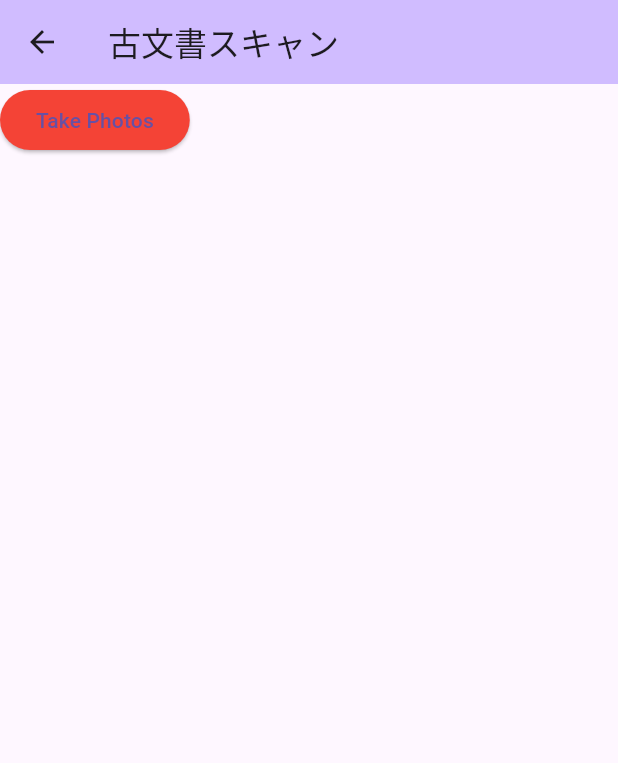
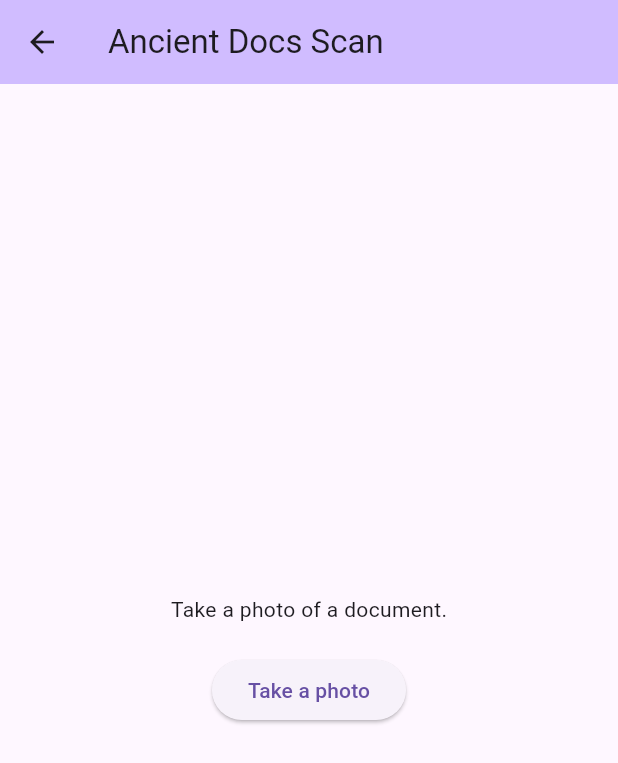
Before and after one commit to JunFuruya/stone_monument_scanner, a Flutter app: the AncientDocumentsTop screen opened by its route, on a phone screen of 412 x 824 dp. Shown: the top 763 px of the screen. Run offline on Flutter 3.47's test engine with Material 3 defaults, Android fonts, the phone set to English and light mode, and no system bars; our stand-ins replace flutter_dotenv, image_picker.

Commit message:
古文書スキャン画面の修正および画像の保存処理を修正

```diff
--- a/flutter/lib/l10n/app_en.arb
+++ b/flutter/lib/l10n/app_en.arb
@@ -1,10 +1,13 @@
 {
   "@@locale":"en",
   "app_title": "Stone Monument Scanner (alpha version)",
-  "startup_logo": "スプラッシュ",
-  "startup_splash": "スプラッシュ",
-  "startup_home": "ホーム",
+  "startup_logo": "Logo",
+  "startup_splash": "Splash",
+  "startup_home": "Home",
   "ancient_documents_top": "Ancient Docs Scan",
   "ancient_documents_camera": "",
-  "button_camera_invoke": "Take Photos"
+  "message_no_photo_taken": "Take a photo of a document.",
+  "button_camera_invoke": "Take a photo",
+  "button_save_photo": "Save this photo",
+  "button_analyze_photo": "Analyze this photo"
 }
--- a/flutter/lib/l10n/app_ja.arb
+++ b/flutter/lib/l10n/app_ja.arb
@@ -6,5 +6,8 @@
   "startup_home": "ホーム",
   "ancient_documents_top": "古文書スキャン",
   "ancient_documents_camera": "",
-  "button_camera_invoke": "カメラ起動"
+  "message_no_photo_taken": "カメラで古文書を撮影してください。",
+  "button_camera_invoke": "カメラを起動する",
+  "button_save_photo": "この写真を保存する",
+  "button_analyze_photo": "この写真を解析する"
 }
--- a/flutter/lib/l10n/app_localizations.dart
+++ b/flutter/lib/l10n/app_localizations.dart
@@ -104,19 +104,19 @@ abstract class AppLocalizations {
   /// No description provided for @startup_logo.
   ///
   /// In en, this message translates to:
-  /// **'スプラッシュ'**
+  /// **'Logo'**
   String get startup_logo;
 
   /// No description provided for @startup_splash.
   ///
   /// In en, this message translates to:
-  /// **'スプラッシュ'**
+  /// **'Splash'**
   String get startup_splash;
 
   /// No description provided for @startup_home.
   ///
   /// In en, this message translates to:
-  /// **'ホーム'**
+  /// **'Home'**
   String get startup_home;
 
   /// No description provided for @ancient_documents_top.
@@ -131,11 +131,29 @@ abstract class AppLocalizations {
   /// **''**
   String get ancient_documents_camera;
 
+  /// No description provided for @message_no_photo_taken.
+  ///
+  /// In en, this message translates to:
+  /// **'Take a photo of a document.'**
+  String get message_no_photo_taken;
+
   /// No description provided for @button_camera_invoke.
   ///
   /// In en, this message translates to:
-  /// **'Take Photos'**
+  /// **'Take a photo'**
   String get button_camera_invoke;
+
+  /// No description provided for @button_save_photo.
+  ///
+  /// In en, this message translates to:
+  /// **'Save this photo'**
+  String get button_save_photo;
+
+  /// No description provided for @button_analyze_photo.
+  ///
+  /// In en, this message translates to:
+  /// **'Analyze this photo'**
+  String get button_analyze_photo;
 }
 
 class _AppLocalizationsDelegate extends LocalizationsDelegate<AppLocalizations> {
--- a/flutter/lib/l10n/app_localizations_en.dart
+++ b/flutter/lib/l10n/app_localizations_en.dart
@@ -12,13 +12,13 @@ class AppLocalizationsEn extends AppLocalizations {
   String get app_title => 'Stone Monument Scanner (alpha version)';
 
   @override
-  String get startup_logo => 'スプラッシュ';
+  String get startup_logo => 'Logo';
 
   @override
-  String get startup_splash => 'スプラッシュ';
+  String get startup_splash => 'Splash';
 
   @override
-  String get startup_home => 'ホーム';
+  String get startup_home => 'Home';
 
   @override
   String get ancient_documents_top => 'Ancient Docs Scan';
@@ -27,5 +27,14 @@ class AppLocalizationsEn extends AppLocalizations {
   String get ancient_documents_camera => '';
 
   @override
-  String get button_camera_invoke => 'Take Photos';
+  String get message_no_photo_taken => 'Take a photo of a document.';
+
+  @override
+  String get button_camera_invoke => 'Take a photo';
+
+  @override
+  String get button_save_photo => 'Save this photo';
+
+  @override
+  String get button_analyze_photo => 'Analyze this photo';
 }
--- a/flutter/lib/l10n/app_localizations_ja.dart
+++ b/flutter/lib/l10n/app_localizations_ja.dart
@@ -27,5 +27,14 @@ class AppLocalizationsJa extends AppLocalizations {
   String get ancient_documents_camera => '';
 
   @override
-  String get button_camera_invoke => 'カメラ起動';
+  String get message_no_photo_taken => 'カメラで古文書を撮影してください。';
+
+  @override
+  String get button_camera_invoke => 'カメラを起動する';
+
+  @override
+  String get button_save_photo => 'この写真を保存する';
+
+  @override
+  String get button_analyze_photo => 'この写真を解析する';
 }
--- a/flutter/lib/main.dart
+++ b/flutter/lib/main.dart
@@ -1,12 +1,13 @@
 import 'package:flutter/material.dart';
+import 'package:flutter_dotenv/flutter_dotenv.dart';
 import 'package:flutter_localizations/flutter_localizations.dart';
 import 'pages/startup.dart';
 import '../l10n/app_localizations.dart';
 import '../routes/routes.dart';
 
 // メイン処理
-void main() {
-  // FIXME envファイルから取得する
+Future<void> main() async {
+  await dotenv.load(fileName: ".env"); // .envファイルを読み込む
   runApp(Application());
 }
 
--- a/flutter/lib/pages/ancient_documents.dart
+++ b/flutter/lib/pages/ancient_documents.dart
@@ -1,40 +1,16 @@
 import 'package:flutter/material.dart';
 import '../l10n/app_localizations.dart';
-import '../states/ancient_documents.dart';
+import '../states/ancient_document_state.dart';
 import '../ui/common_parts.dart';
 
 /// 2-1. 古文書スキャンTOP
 ///
-class AncientDocumentsTop extends StatelessWidget {
-  // コンストラクタ
-  const AncientDocumentsTop({super.key, required title});
-
-  // 画面構築
-  @override
-  Widget build(BuildContext context) {
-    return Scaffold(
-      appBar: CommonParts.getAppBar(context, "古文書スキャン"),
-      body: Container(
-        child: CommonParts.getElevatedButton(
-          context,
-          Colors.red,
-          AppLocalizations.of(context)!.button_camera_invoke,
-          '/ancient_documents/camera',
-          ''
-        ),
-      )
-    );
-  }
-}
-
-/// 2-2. カメラ起動
-///
-class AncientDocumentsCamera extends StatefulWidget {
+class AncientDocumentsTop extends StatefulWidget {
   final String title;
 
   // コンストラクタ
-  const AncientDocumentsCamera({super.key, required this.title});
+  const AncientDocumentsTop({super.key, required this.title});
 
   @override
-  State<AncientDocumentsCamera> createState() => AncientDocumentsCameraState();
+  State<AncientDocumentsTop> createState() => AncientDocumentsTopState();
 }
--- a/flutter/lib/routes/routes.dart
+++ b/flutter/lib/routes/routes.dart
@@ -12,7 +12,6 @@ class Routes {
       '/logo': (BuildContext context) => Home(title: AppLocalizations.of(context)!.startup_home),
       '/splash': (BuildContext context) => Splash(title: AppLocalizations.of(context)!.startup_splash),
       '/ancient_documents': (BuildContext context) => AncientDocumentsTop(title: AppLocalizations.of(context)!.ancient_documents_top),
-      '/ancient_documents/camera': (BuildContext context) => AncientDocumentsCamera(title: AppLocalizations.of(context)!.ancient_documents_camera),
       // FIXME プライバシーポリシー画面
       //'/privacy_policy': (BuildContext context) => AncientDocumentsCamera(title: ''),
     };
--- /dev/null
+++ b/flutter/lib/states/ancient_document_state.dart
@@ -0,0 +1,109 @@
+import 'dart:io';
+import 'package:flutter/material.dart';
+import 'package:flutter_dotenv/flutter_dotenv.dart';
+import 'package:http/http.dart' as http;
+import 'package:image_picker/image_picker.dart';
+import 'package:http_parser/http_parser.dart';
+import 'package:mime/mime.dart';
+import 'package:path/path.dart' as path;
+import 'package:path_provider/path_provider.dart';
+import '../l10n/app_localizations.dart';
+import '../pages/ancient_documents.dart';
+import '../ui/ancient_document_ui.dart';
+import '../ui/common_parts.dart';
+
+/// 2-1. 古文書スキャンTOP 状態クラス
+///
+class AncientDocumentsTopState extends State<AncientDocumentsTop> {
+  File? _photo;
+  final ImagePicker _picker = ImagePicker();
+  String? _apiUri;
+
+  // カメラで写真を撮る
+  Future<void> _takePhoto() async {
+    // カメラ起動
+    final XFile? pickedFile = await _picker.pickImage(source: ImageSource.camera);
+    // 写真が無ければ何もしない
+    if (pickedFile == null) return;
+
+    // UI更新
+    setState(() {
+      _photo = File(pickedFile.path);
+    });
+  }
+
+  // 撮った写真を保存する
+  Future<void> _savePhoto() async {
+    // コンテキストを一時保存
+    final ctx = context;
+    // 写真が無ければ何もしない
+    if (_photo == null) return;
+
+    // アプリのドキュメントディレクトリ取得
+    final Directory appDir = await getApplicationDocumentsDirectory();
+
+    // 保存先のパスを作成（同じファイル名で保存）
+    final String fileName = path.basename(_photo!.path);
+    final File savedImage = await File(_photo!.path).copy('${appDir.path}/$fileName');
+
+    ScaffoldMessenger.of(ctx).showSnackBar(
+      SnackBar(content: Text('保存しました: ${savedImage.path}')),
+    );
+  }
+
+  // 撮った写真を解析する
+  Future<void> _analyzePhoto() async {
+    // 写真が無ければ何もしない
+    if (_photo == null) return;
+    // コンテキストを一時保存
+    final ctx = context;
+
+    //URI
+    _apiUri = '${dotenv.env['PROTOCOL']}://${dotenv.env['API_DOMAIN']}';
+
+    // API実行
+    final uri = Uri.parse(_apiUri!);
+    final request = http.MultipartRequest('POST', uri);
+    final mimeType = lookupMimeType(_photo!.path)?.split('/'); // ['image', 'jpeg'] など
+
+    request.files.add(await http.MultipartFile.fromPath(
+      'image',                    // ← APIの受け取りキー名に合わせて
+      _photo!.path,
+      contentType: mimeType != null ? MediaType(mimeType[0], mimeType[1]) : null,
+    ));
+
+    try {
+      final response = await request.send();
+
+      if (response.statusCode == 200) {
+        ScaffoldMessenger.of(ctx).showSnackBar(SnackBar(content: Text('アップロード成功！')));
+      } else {
+        ScaffoldMessenger.of(ctx).showSnackBar(SnackBar(content: Text('失敗: ${response.statusCode}')));
+      }
+    } catch (e) {
+      ScaffoldMessenger.of(ctx).showSnackBar(SnackBar(content: Text('エラー: $e')));
+    } finally {
+      //setState(() => _uploading = false);
+    }
+  }
+
+  // 画面構築
+  @override
+  Widget build(BuildContext context) {
+    return Scaffold(
+      appBar: CommonParts.getAppBar(context, AppLocalizations.of(context)!.ancient_documents_top),
+      body: Center(
+        child: Column(
+          mainAxisAlignment: MainAxisAlignment.center,
+          children: [
+            _photo != null ? Image.file(_photo!, width: 300) : Text(AppLocalizations.of(context)!.message_no_photo_taken),
+            SizedBox(height: 20),
+            AncientDocumentUi.getInvokeCameraButton(context, _takePhoto),
+            AncientDocumentUi.getAnalyzePhotoButton(context, _photo, _analyzePhoto),
+            AncientDocumentUi.getSavePhotoButton(context, _photo, _savePhoto)
+          ],
+        ),
+      ),
+    );
+  }
+}
--- /dev/null
+++ b/flutter/lib/ui/ancient_document_ui.dart
@@ -0,0 +1,36 @@
+import 'package:flutter/material.dart';
+import '../l10n/app_localizations.dart';
+
+class AncientDocumentUi {
+  // 写真を撮るボタン
+  static ElevatedButton getInvokeCameraButton(context, takePhoto) {
+    return ElevatedButton(
+      onPressed: takePhoto,
+      child: Text(AppLocalizations.of(context)!.button_camera_invoke),
+    );
+  }
+
+  // 写真を保存するボタン
+  static Widget getSavePhotoButton(context, photo, savePhoto) {
+    if (photo != null) {
+      return ElevatedButton(
+        onPressed: savePhoto,
+        child: Text(AppLocalizations.of(context)!.button_save_photo),
+      );
+    } else {
+      return SizedBox.shrink();
+    }
+  }
+
+  // 写真を解析するボタン
+  static Widget getAnalyzePhotoButton(context, photo, analyzePhoto) {
+    if (photo != null) {
+      return ElevatedButton(
+          onPressed: analyzePhoto,
+          child: Text(AppLocalizations.of(context)!.button_analyze_photo)
+      );
+    } else {
+      return SizedBox.shrink();
+    }
+  }
+}
--- a/flutter/pubspec.yaml
+++ b/flutter/pubspec.yaml
@@ -54,6 +54,11 @@ dependencies:
 
   # スプラッシュ
   flutter_native_splash: ^2.1.3+1
+
+  # HTTP通信
+  http: ^1.4.0
+  http_parser: ^4.1.2
+  mime: ^2.0.0
 
 dev_dependencies:
   # テスト
```
Also changed, not shown: flutter/lib/states/ancient_documents.dart (deleted, +0 -66 lines), flutter/pubspec.lock.
